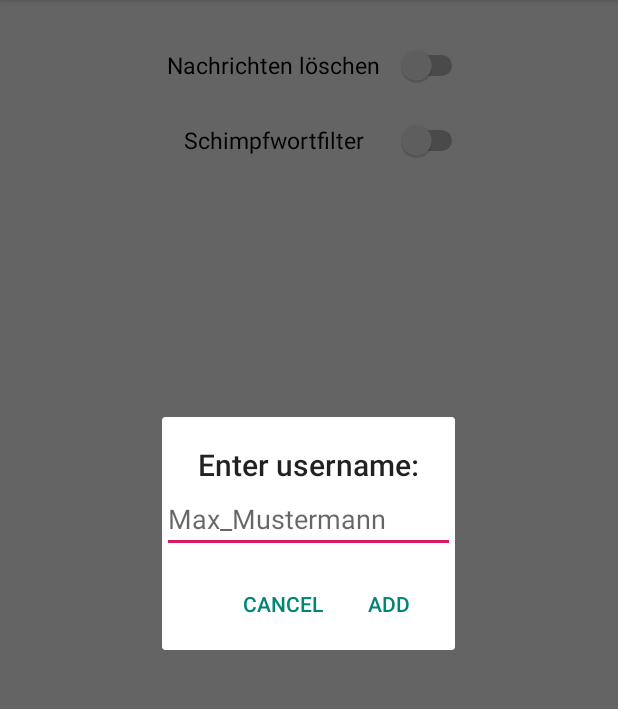
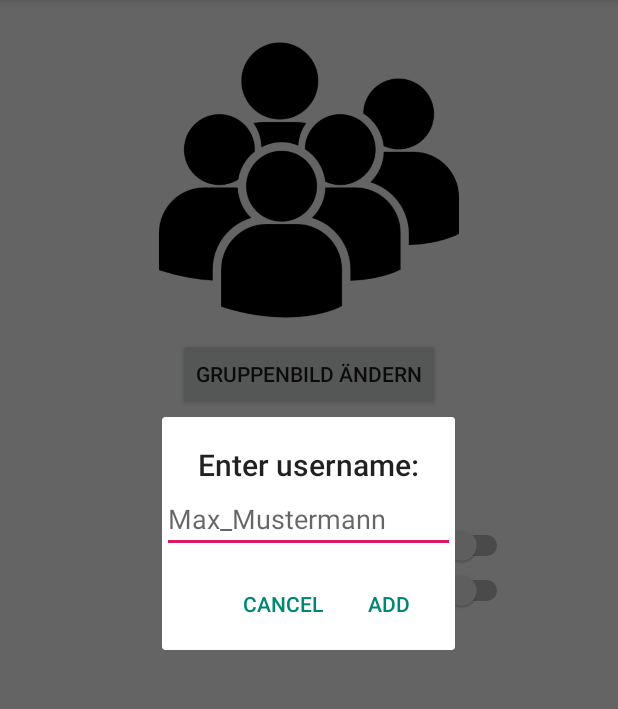
Before and after one commit to Neggorok/CliqV1, an Android app: the GroupChatSettingsActivity screen opened directly, with no data from a screen before it, after a tap on "neues Gruppenmitglied", on a phone screen of 412 x 824 dp, the part 84-793 px from its top. Run offline under Robolectric (Android 15) with nearby library versions, the phone set to English and light mode, and no system bars; network calls fail.

Commit message:
Layout fix :)

```diff
--- a/app/src/main/res/layout/activity_group_chat_settings.xml
+++ b/app/src/main/res/layout/activity_group_chat_settings.xml
@@ -6,13 +6,41 @@
     android:layout_width="match_parent"
     android:layout_height="match_parent">
 
+    <ImageView
+        android:id="@+id/groupchat_imageView"
+        android:layout_width="200dp"
+        android:layout_height="200dp"
+        android:background="@drawable/standard_group_image"
+        android:layout_marginTop="20dp"
+        android:clickable="true"
+        android:focusable="true"
+        android:layout_centerHorizontal="true"/>
+
+    <Button
+        android:id="@+id/change_group_pic"
+        android:text="@string/change_group_pic"
+        android:layout_width="wrap_content"
+        android:layout_height="wrap_content"
+        android:layout_centerHorizontal="true"
+        android:layout_marginTop="225dp"
+        app:layout_constraintTop_toBottomOf="@+id/groupchat_imageView" />
+
+    <TextView
+        android:id="@+id/activate_filter"
+        android:layout_width="wrap_content"
+        android:layout_height="wrap_content"
+        android:layout_centerHorizontal="true"
+        android:layout_marginTop="320dp"
+        android:textStyle="bold"
+        android:text="@string/activate_filter" />
+
     <Switch
         android:id="@+id/delete_switch"
         android:layout_width="match_parent"
         android:layout_height="wrap_content"
-        android:layout_marginStart="100dp"
-        android:layout_marginTop="30dp"
-        android:layout_marginEnd="100dp"
+        android:layout_marginStart="70dp"
+        android:layout_marginTop="350dp"
+        android:layout_marginEnd="70dp"
         android:textSize="15sp"
         android:gravity="center"
         android:text="@string/delete_switch"
@@ -24,9 +52,9 @@
         android:id="@+id/filter_switch"
         android:layout_width="match_parent"
         android:layout_height="wrap_content"
-        android:layout_marginStart="100dp"
-        android:layout_marginTop="80dp"
-        android:layout_marginEnd="100dp"
+        android:layout_marginStart="70dp"
+        android:layout_marginTop="380dp"
+        android:layout_marginEnd="70dp"
         android:textSize="15sp"
         android:gravity="center"
         android:text="@string/profanity_filter"
--- a/app/src/main/res/values/strings.xml
+++ b/app/src/main/res/values/strings.xml
@@ -34,6 +34,8 @@
     <string name="new_group_member">Neues Gruppenmitglied</string>
     <string name="members_group">Gruppenmitglieder</string>
     <string name="previousActivity">vorherige Activity</string>
+    <string name="change_group_pic">Gruppenbild ändern</string>
+    <string name="activate_filter">Filter aktivieren</string>
 
     //bottom_navigation
     <string name="groupchat">Gruppenchat</string>
@@ -57,7 +59,7 @@
     <string name="view_group">Gruppeninformationen</string>
     <string name="back_to_previous">Zurück</string>
 
-    //menu_admin_profile_settings
+    //menu_profile_settings
     <string name="newMember">neues Gruppenmitglied</string>
 
     //menu_user_list
```
Also changed, not shown: 3 other files.
